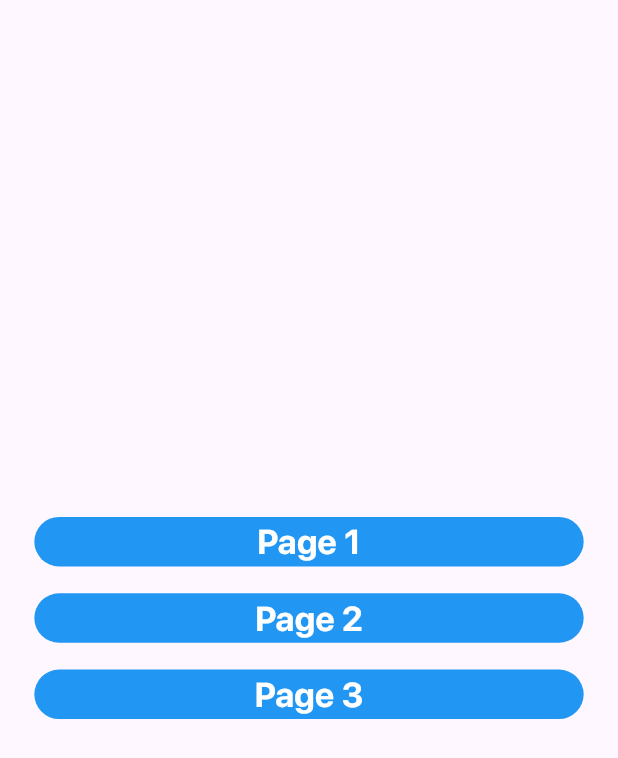
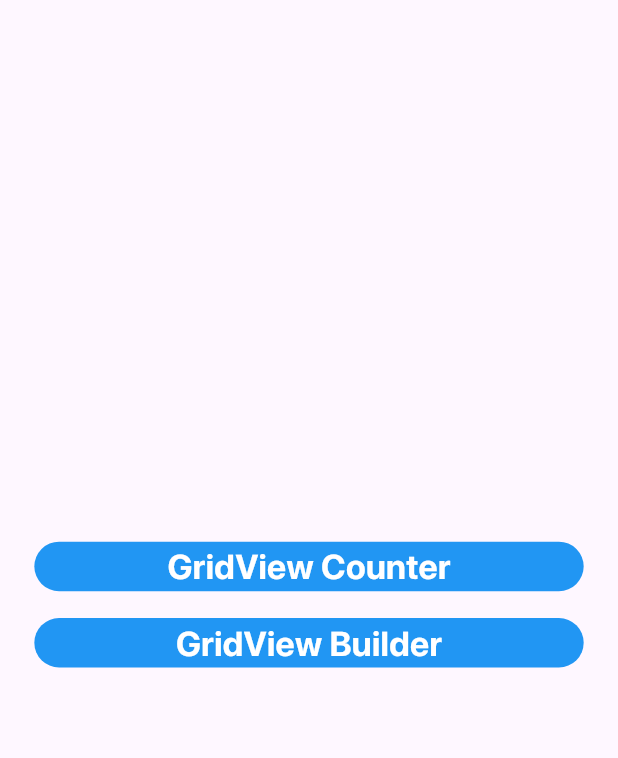
Before and after one commit to abubbakr0904/tech_marketplace, a Flutter app: the screen it shows after launch, on a phone screen of 412 x 824 dp. Shown: the top 758 px of the screen. Run offline on Flutter 3.47's test engine with Material 3 defaults, Android fonts, the light colour scheme and no system bars; our stand-ins replace flutter_screenutil, flutter_svg; project files that could hold a hidden picture were left out.

Commit message:
Ikki xil grid ishlatilgan

```diff
--- a/lib/catigories1.dart
+++ b/lib/catigories1.dart
@@ -29,7 +29,9 @@ class _Catigories1State extends State<Catigories1> {
                   top: 61.h,
                   left: 20.w
               ),
-              child : InkWell(onTap : (){} ,
+              child : InkWell(onTap : (){
+                Navigator.pop(context);
+              } ,
                   borderRadius: const BorderRadius.all(
                     Radius.circular(20),
                   ),
--- a/lib/catigories2.dart
+++ b/lib/catigories2.dart
@@ -29,7 +29,10 @@ class _Catigories2State extends State<Catigories2> {
                   top: 61.h,
                   left: 20.w
               ),
-              child : InkWell(onTap : (){} ,
+              child : InkWell(onTap : (){
+                Navigator.pop(context);
+
+              } ,
                   borderRadius: const BorderRadius.all(
                     Radius.circular(20),
                   ),
--- a/lib/three_button.dart
+++ b/lib/three_button.dart
@@ -33,7 +33,7 @@ class ThreeButton extends StatelessWidget {
                 width: pw,
                 margin: EdgeInsets.symmetric(horizontal: 20.w),
                 child : Center(
-                  child: Text("Page 1" , style: AppTextStyle.interSemiBold.copyWith(
+                  child: Text("GridView Counter" , style: AppTextStyle.interSemiBold.copyWith(
                     color : Colors.white,
                     fontSize: 20.sp,
                   ),),
@@ -56,7 +56,7 @@ class ThreeButton extends StatelessWidget {
                   width: pw,
                   margin: EdgeInsets.symmetric(horizontal: 20.w),
                   child : Center(
-                    child: Text("Page 2" , style: AppTextStyle.interSemiBold.copyWith(
+                    child: Text("GridView Builder" , style: AppTextStyle.interSemiBold.copyWith(
                       color : Colors.white,
                       fontSize: 20.sp,
                     ),),
@@ -64,25 +64,7 @@ class ThreeButton extends StatelessWidget {
               ),
             ),
             SizedBox(height: 15.h,),
-            InkWell(
-              onTap: (){},
-              child: Container(
-                decoration: BoxDecoration(
-                  borderRadius: BorderRadius.all(
-                    Radius.circular(20.r)
-                  ),
-                  color : Colors.blue
-                ),
-                  width: pw,
-                  margin: EdgeInsets.symmetric(horizontal: 20.w),
-                  child : Center(
-                    child: Text("Page 3" , style: AppTextStyle.interSemiBold.copyWith(
-                      color : Colors.white,
-                      fontSize: 20.sp,
-                    ),),
-                  )
-              ),
-            ),
+
           ],
         )
       )
```
